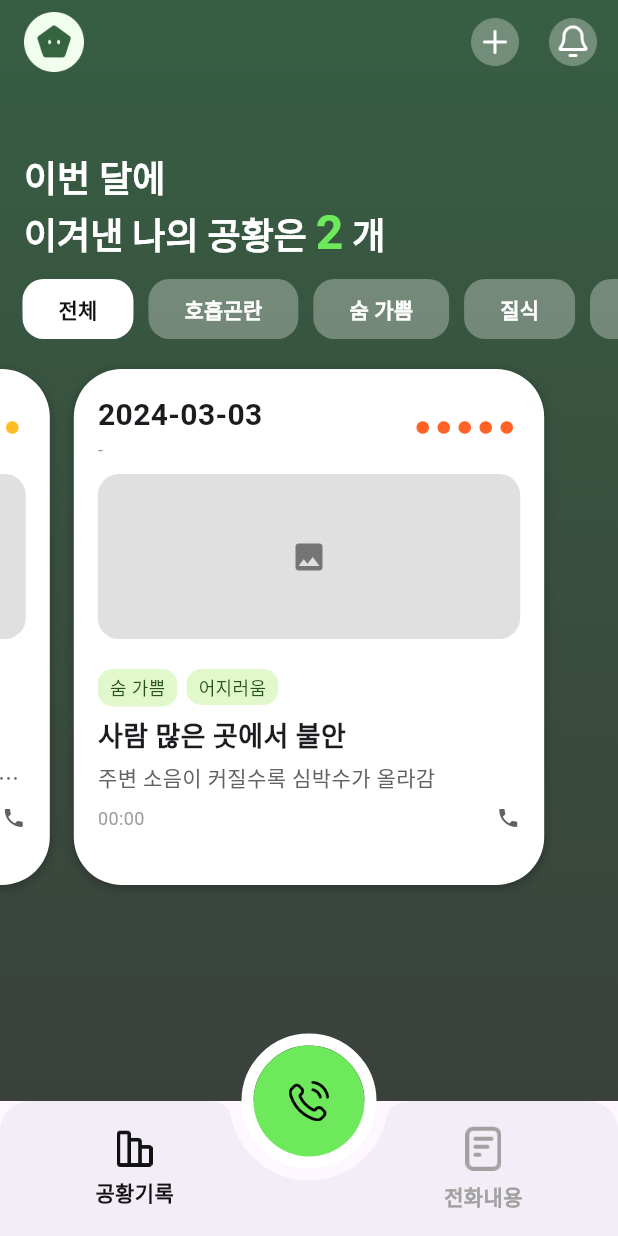
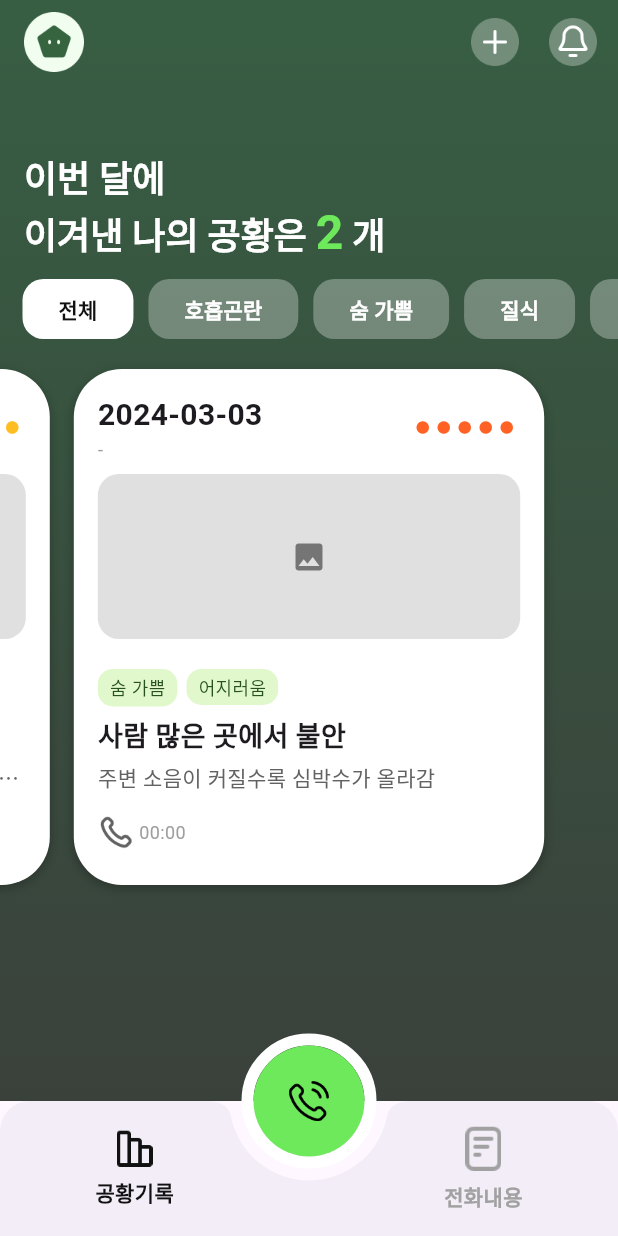
Before and after one commit to GDG-Solution/GDG-Front, a Flutter app: the screen it shows after launch, swiped to page 2, on a phone screen of 412 x 824 dp. Run offline on Flutter 3.47's test engine with Material 3 defaults, Android fonts, the phone set to English and light mode, and no system bars; our stand-ins replace speech_to_text; Roboto replaces fonts that are missing (Pretendard).

Commit message:
Style: Card 통화 시간 아이콘, 위치 수정

```diff
--- a/breath/lib/screens/home/components/panic_card.dart
+++ b/breath/lib/screens/home/components/panic_card.dart
@@ -129,15 +129,20 @@ class PanicCard extends StatelessWidget {
                 textAlign: TextAlign.start,
               ),
 
-              SizedBox(height: 8),
+              SizedBox(height: 14),
 
               // 시간 & 아이콘
               Row(
-                mainAxisAlignment: MainAxisAlignment.spaceBetween,
+                mainAxisAlignment: MainAxisAlignment.start,
                 children: [
+                  Image.asset(
+                    "assets/icons/home/call_icon.png",
+                    width: 24,
+                    height: 24,
+                  ),
+                  SizedBox(width: 3.5),
                   Text(time,
                       style: TextStyle(fontSize: 12, color: Colors.grey)),
-                  Icon(Icons.phone, color: Colors.grey[700], size: 16),
                 ],
               ),
             ],
```
Also changed, not shown: breath/assets/icons/home/call_icon.png (added).
